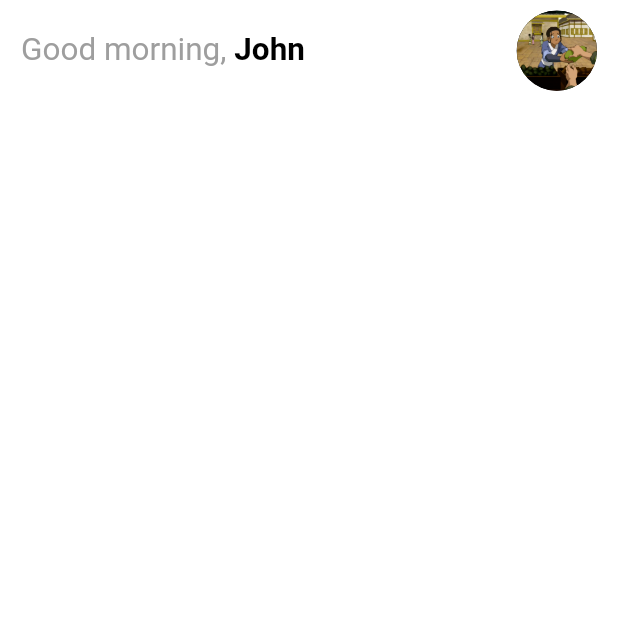
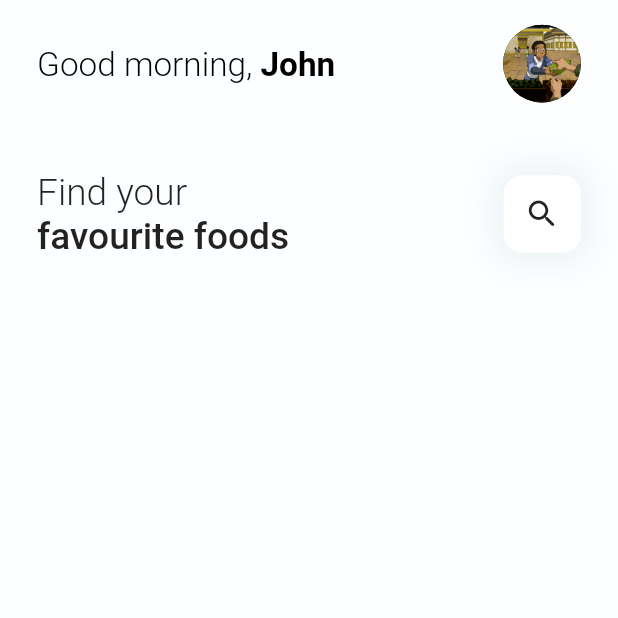
Before and after one commit to coder-wolf/food-fox, a Flutter app: the HomeScreen screen opened by its route, on a phone screen of 412 x 824 dp, the top half of it. Run offline on Flutter 3.47's test engine with Material 2 defaults, Android fonts, the phone set to English and light mode, and no system bars.

Commit message:
fix: change padding size with mediaquery unit

```diff
--- a/lib/pages/home/home_page.dart
+++ b/lib/pages/home/home_page.dart
@@ -8,12 +8,68 @@ class HomeScreen extends StatelessWidget {
       body: Container(
         height: double.infinity,
         width: double.infinity,
-        color: Colors.white,
+        color: Color(0xfffcfeff),
         child: SafeArea(
           child: SingleChildScrollView(
             child: Column(
               children: [
                 topBar(),
+                SizedBox(
+                  height: MediaQuery.of(context).size.width * (11 / 100),
+                ),
+                Padding(
+                  padding: EdgeInsets.only(
+                      left: MediaQuery.of(context).size.width * (30 / 500),
+                      right: MediaQuery.of(context).size.width * (30 / 500)),
+                  child: Row(
+                    mainAxisAlignment: MainAxisAlignment.spaceBetween,
+                    children: [
+                      Column(
+                        crossAxisAlignment: CrossAxisAlignment.start,
+                        children: [
+                          Text(
+                            "Find your",
+                            style: TextStyle(
+                              fontWeight: FontWeight.w300,
+                              fontSize: MediaQuery.of(context).size.width *
+                                  (30 / 500),
+                            ),
+                          ),
+                          Text(
+                            "favourite foods",
+                            style: TextStyle(
+                              fontWeight: FontWeight.w500,
+                              fontSize: MediaQuery.of(context).size.width *
+                                  (30 / 500),
+                            ),
+                          ),
+                        ],
+                      ),
+                      Container(
+                        width: MediaQuery.of(context).size.width * (12.5 / 100),
+                        height:
+                            MediaQuery.of(context).size.width * (12.5 / 100),
+                        decoration: BoxDecoration(
+                          color: Colors.white,
+                          borderRadius: BorderRadius.circular(
+                              MediaQuery.of(context).size.width * (3 / 100)),
+                          boxShadow: [
+                            BoxShadow(
+                              color: Colors.blueGrey.withOpacity(0.1),
+                              spreadRadius: 5,
+                              blurRadius: 20,
+                            ),
+                          ],
+                        ),
+                        child: Center(
+                          child: Icon(
+                            Icons.search_rounded,
+                          ),
+                        ),
+                      ),
+                    ],
+                  ),
+                )
               ],
             ),
           ),
--- a/lib/pages/home/widgets/top_bar.dart
+++ b/lib/pages/home/widgets/top_bar.dart
@@ -8,7 +8,13 @@ class topBar extends StatelessWidget {
   @override
   Widget build(BuildContext context) {
     return Padding(
-      padding: const EdgeInsets.only(left: 14, right: 14, top: 7),
+      padding: EdgeInsets.only(
+        left: MediaQuery.of(context).size.width * (30 / 500),
+        // right: 14,
+        right: MediaQuery.of(context).size.width * (30 / 500),
+        // top: 7,
+        top: MediaQuery.of(context).size.width * (20 / 500),
+      ),
       child: Row(
         crossAxisAlignment: CrossAxisAlignment.center,
         mainAxisAlignment: MainAxisAlignment.spaceBetween,
@@ -19,15 +25,17 @@ class topBar extends StatelessWidget {
                 TextSpan(
                     text: "Good morning, ",
                     style: TextStyle(
-                      color: Colors.grey,
-                      fontSize: 21,
+                      fontWeight: FontWeight.w300,
+                      color: Colors.black,
+                      fontSize: MediaQuery.of(context).size.width * (27 / 500),
                     )),
                 TextSpan(
                     text: "John",
                     /* TODO change with variable */
                     style: TextStyle(
                       fontWeight: FontWeight.bold,
-                      fontSize: 21,
+                      // fontSize: 21,
+                      fontSize: MediaQuery.of(context).size.width * (27 / 500),
                       color: Colors.black,
                     )),
               ],
@@ -35,7 +43,7 @@ class topBar extends StatelessWidget {
           ),
           CircleAvatar(
             backgroundColor: Colors.black,
-            radius: (MediaQuery.of(context).size.width / 200) * 13,
+            radius: (MediaQuery.of(context).size.width / 200) * 12.6,
             foregroundImage: AssetImage("images/avatar.png"),
           ),
         ],
```
Also changed, not shown: lib/widget_tree.txt (+22 -22 lines).
